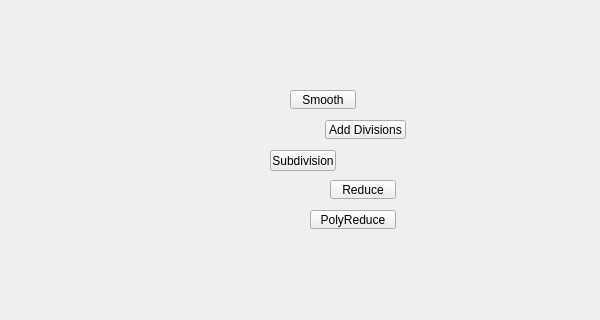
Before: the Qt Designer form tentacle/ui/2/subdivision_submenu.ui in m3trik/tentacle, drawn with Qt 5; both pictures show x 0 to 600 and y 140 to 460 of the 600 by 600 pixel window.
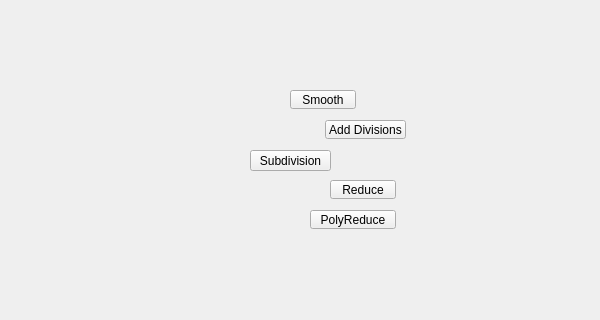
After: the same form once the commit is applied.

The edit to the form file:
```diff
--- a/tentacle/ui/2/subdivision_submenu.ui
+++ b/tentacle/ui/2/subdivision_submenu.ui
@@ -62,9 +62,9 @@
    <widget class="QPushButton" name="i004">
     <property name="geometry">
      <rect>
-      <x>270</x>
+      <x>250</x>
       <y>290</y>
-      <width>66</width>
+      <width>81</width>
       <height>21</height>
      </rect>
     </property>
```
